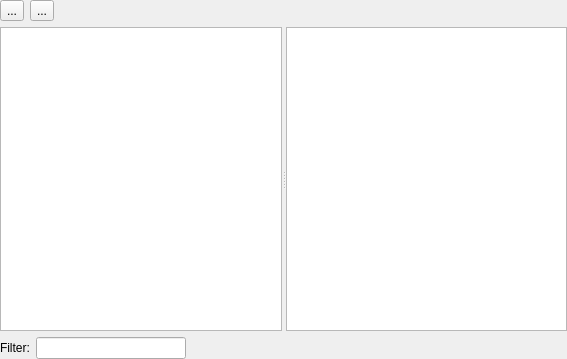
Before: the Qt Designer form src/chatbot/front-end/chathistorywidget.ui in lvklabs/chatbot, drawn with Qt 5.
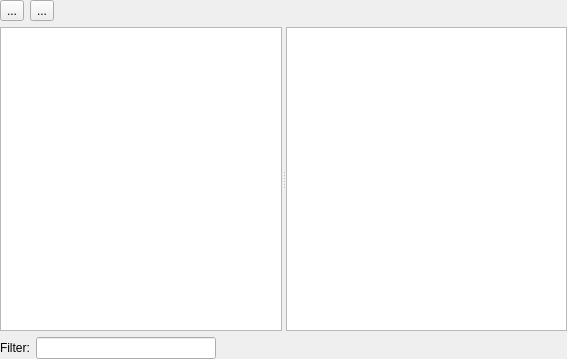
After: the same form once the commit is applied. Custom widgets are drawn as their Qt base class.

Commit message: Updated filter size in ChatHistoryWidget

```diff
--- a/src/chatbot/front-end/chathistorywidget.ui
+++ b/src/chatbot/front-end/chathistorywidget.ui
@@ -59,7 +59,7 @@
       <widget class="Lvk::FE::LineFilterEdit" name="filter">
        <property name="maximumSize">
         <size>
-         <width>150</width>
+         <width>180</width>
          <height>16777215</height>
         </size>
        </property>
```
